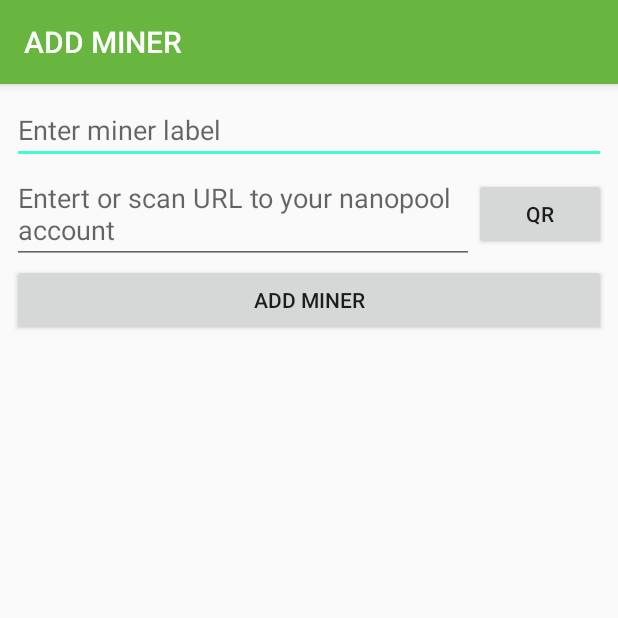
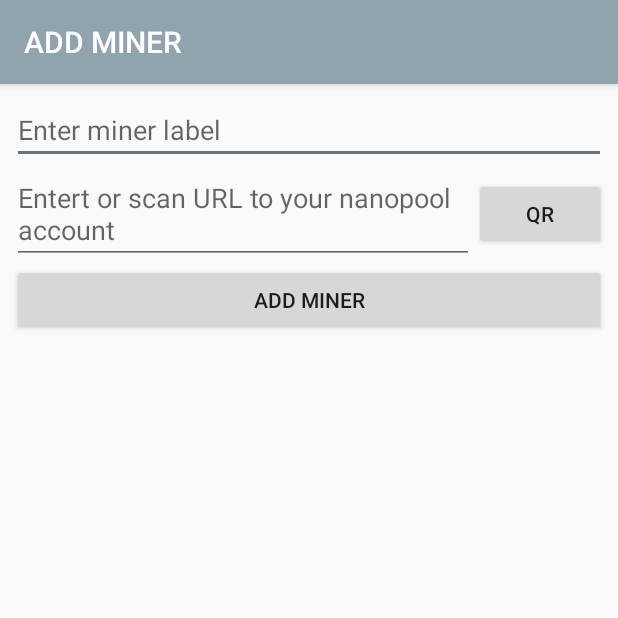
Before and after one commit to wasiliysoft/nanopool, an Android app: the screen it shows after launch (AddMinerActivity), on a phone screen of 412 x 824 dp, the top half of it. Run offline under Robolectric (Android 15) with nearby library versions, the phone set to English and light mode, and no system bars; libraries missing offline, so code that uses them is left out: com.google.zxing.integration.

Commit message:
update theme color

```diff
--- a/app/src/main/res/values/colors.xml
+++ b/app/src/main/res/values/colors.xml
@@ -1,6 +1,6 @@
 <?xml version="1.0" encoding="utf-8"?>
 <resources>
-    <color name="colorPrimary">#68b53f</color>
-    <color name="colorPrimaryDark">#3f701b</color>
-    <color name="colorAccent">#40ffc9</color>
+    <color name="primaryColor">#90a4ae</color>
+    <color name="primaryLightColor">#c1d5e0</color>
+    <color name="primaryDarkColor">#62757f</color>
 </resources>
--- a/app/src/main/res/values/styles.xml
+++ b/app/src/main/res/values/styles.xml
@@ -4,9 +4,10 @@
     <!-- Base application theme. -->
     <style name="AppTheme" parent="Theme.AppCompat.Light.DarkActionBar">
         <!-- Customize your theme here. -->
-        <item name="colorPrimary">@color/colorPrimary</item>
-        <item name="colorPrimaryDark">@color/colorPrimaryDark</item>
-        <item name="colorAccent">@color/colorAccent</item>
+        <item name="colorPrimary">@color/primaryColor</item>
+        <item name="colorPrimaryDark">@color/primaryDarkColor</item>
+        <item name="colorSecondary">@color/primaryLightColor</item>
+        <item name="colorAccent">@color/primaryDarkColor</item>
 
     </style>
 
@@ -31,7 +32,6 @@
     </style>
 
 
-
     <style name="AppTheme.NoActionBar">
         <item name="windowActionBar">false</item>
         <item name="windowNoTitle">true</item>
```
